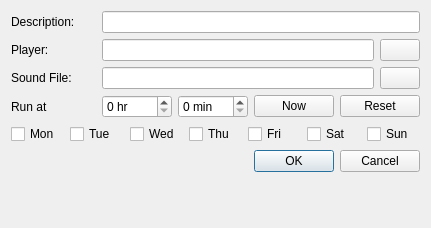
Old version of the form src/alarmdialog.ui in the repository loimu/zeit.
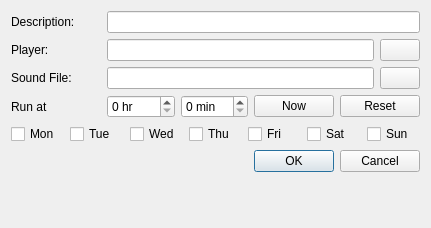
New version of the form.

```diff
--- a/src/alarmdialog.ui
+++ b/src/alarmdialog.ui
@@ -20,7 +20,7 @@
       <widget class="QLabel" name="label_4">
        <property name="minimumSize">
         <size>
-         <width>85</width>
+         <width>90</width>
          <height>0</height>
         </size>
        </property>
@@ -44,7 +44,7 @@
       <widget class="QLabel" name="label">
        <property name="minimumSize">
         <size>
-         <width>85</width>
+         <width>90</width>
          <height>0</height>
         </size>
        </property>
@@ -75,7 +75,7 @@
       <widget class="QLabel" name="label_2">
        <property name="minimumSize">
         <size>
-         <width>85</width>
+         <width>90</width>
          <height>0</height>
         </size>
        </property>
@@ -106,16 +106,10 @@
       <widget class="QLabel" name="label_3">
        <property name="minimumSize">
         <size>
-         <width>85</width>
+         <width>90</width>
          <height>0</height>
         </size>
        </property>
-       <property name="maximumSize">
-        <size>
-         <width>85</width>
-         <height>16777215</height>
-        </size>
-       </property>
        <property name="text">
         <string>Run at</string>
        </property>
```
